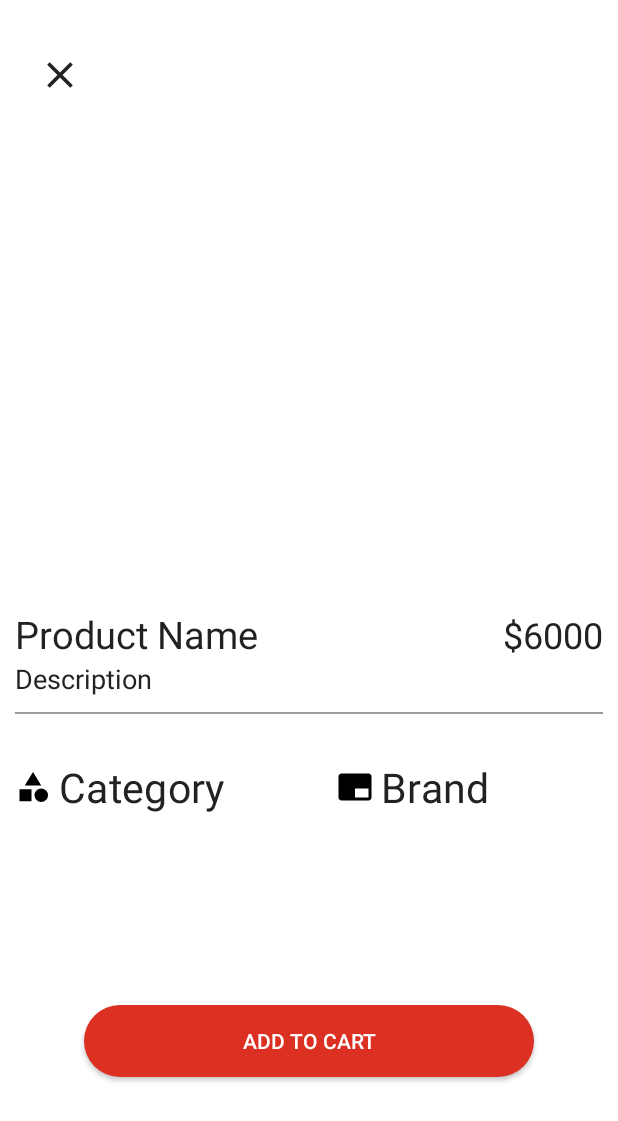
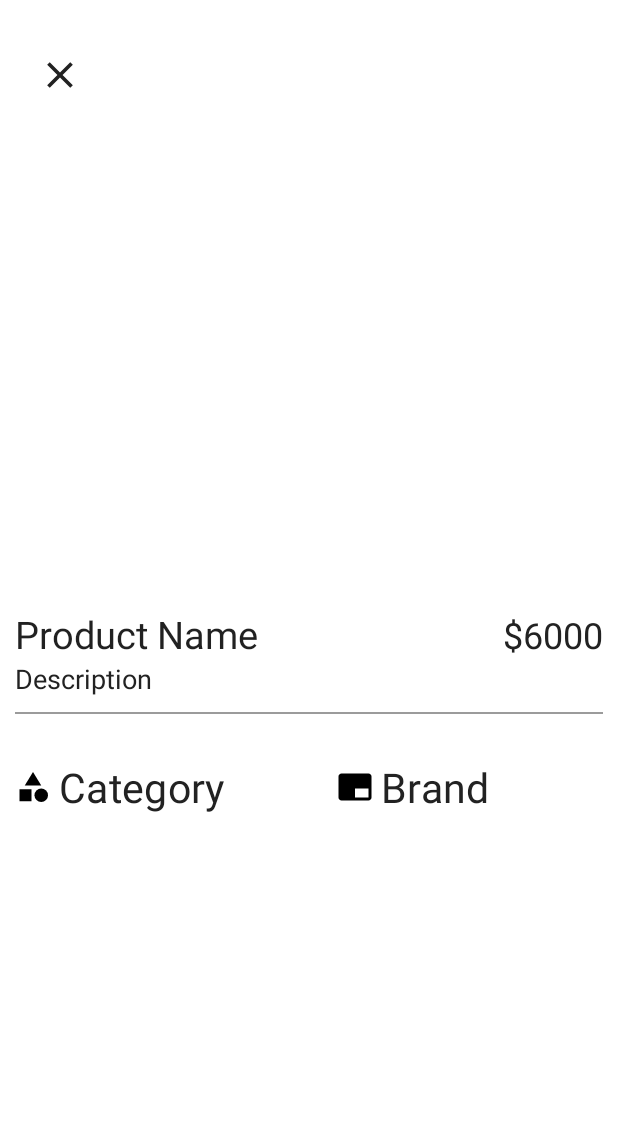
Before and after one commit to Omarboraie2003/ITI_Final_Project, an Android app: the layout fragment_product_details.xml on its own in the app's theme, with its tools: preview values and no code run, on a phone screen of 412 x 824 dp. Shown: the top 1121 px of the screen. Run offline under Robolectric (Android 15) with nearby library versions, the phone set to English and light mode, and no system bars.

Commit message:
## product details update final

```diff
--- a/app/src/main/java/com/example/myapplication/presentation/home/ProductDetailsFragment.kt
+++ b/app/src/main/java/com/example/myapplication/presentation/home/ProductDetailsFragment.kt
@@ -48,9 +48,6 @@ class ProductDetailsFragment : Fragment() {
         binding.imageClose.setOnClickListener {
             findNavController().navigateUp()
         }
-        binding.buttonAddToCart.setOnClickListener {
-
-        }
         return binding.root
     }
 
--- a/app/src/main/res/layout/fragment_product_details.xml
+++ b/app/src/main/res/layout/fragment_product_details.xml
@@ -152,7 +152,7 @@
 
         </LinearLayout>
 
-        <androidx.appcompat.widget.AppCompatButton
+        <!--<androidx.appcompat.widget.AppCompatButton
             android:id="@+id/buttonAddToCart"
             android:layout_width="300dp"
             android:layout_height="wrap_content"
@@ -165,7 +165,7 @@
             android:layout_marginBottom="20dp"
             android:text="Add To Cart"
             android:textColor="@color/white"
-            tools:ignore="MissingClass" />
+            tools:ignore="MissingClass" /> -->
 
 
     </androidx.constraintlayout.widget.ConstraintLayout>
```
